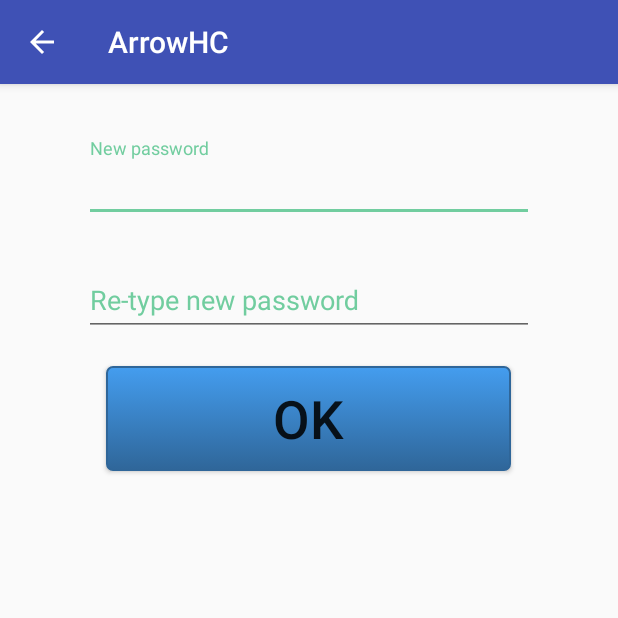
After one commit to TeamArrowAndroid1/arrowhcandroid, an Android app: the PatientPassword screen opened directly, with no data from a screen before it, on a phone screen of 412 x 824 dp, the top half of it. The commit adds this screen. Run offline under Robolectric (Android 15) with nearby library versions, the phone set to English and light mode, and no system bars; our stand-ins replace Volley; network calls fail.

Commit message:
Adding patient change password + go back arrow

```diff
--- a/arrowapp/src/main/java/com/arrow/arrowhc/AddTest.java
+++ b/arrowapp/src/main/java/com/arrow/arrowhc/AddTest.java
@@ -4,8 +4,6 @@ import android.content.Intent;
 import android.support.v7.app.ActionBar;
 import android.support.v7.app.AppCompatActivity;
 import android.os.Bundle;
-import android.support.v7.widget.Toolbar;
-import android.support.v7.widget.ToolbarWidgetWrapper;
 import android.view.View;
 import android.widget.Button;
 import android.widget.EditText;
@@ -18,8 +16,6 @@ import com.android.volley.Response;
 import com.android.volley.VolleyError;
 import com.android.volley.toolbox.StringRequest;
 import com.android.volley.toolbox.Volley;
-
-import org.w3c.dom.Text;
 
 import java.text.DateFormat;
 import java.util.Date;
--- /dev/null
+++ b/arrowapp/src/main/java/com/arrow/arrowhc/PatientPassword.java
@@ -0,0 +1,101 @@
+package com.arrow.arrowhc;
+
+import android.content.Intent;
+import android.support.v7.app.ActionBar;
+import android.support.v7.app.AppCompatActivity;
+import android.os.Bundle;
+import android.view.View;
+import android.widget.Button;
+import android.widget.EditText;
+import android.widget.TextView;
+import android.widget.Toast;
+
+import com.android.volley.Request;
+import com.android.volley.RequestQueue;
+import com.android.volley.Response;
+import com.android.volley.VolleyError;
+import com.android.volley.toolbox.StringRequest;
+import com.android.volley.toolbox.Volley;
+
+import java.util.HashMap;
+import java.util.Map;
+
+public class PatientPassword extends AppCompatActivity {
+
+    String id, name, username;
+
+    @Override
+    protected void onCreate(Bundle savedInstanceState) {
+        super.onCreate(savedInstanceState);
+        setContentView(R.layout.activity_patient_password);
+
+        ActionBar ab = getSupportActionBar();
+        ab.setDefaultDisplayHomeAsUpEnabled(true);
+
+        id=getIntent().getStringExtra("id");   //Patient id
+        username=getIntent().getStringExtra("username");
+        name=getIntent().getStringExtra("name");
+
+        TextView tvName = (TextView) findViewById(R.id.tvPatientName);
+        tvName.setText(name);
+
+        Button saveButton = (Button) findViewById(R.id.buttonPassword);
+        saveButton.setOnClickListener(new View.OnClickListener() {
+            @Override
+            public void onClick(View v) {
+
+                EditText etNewPasswd = (EditText) findViewById(R.id.etNewPassword);
+                EditText etRePasswd = (EditText) findViewById(R.id.etRePasswd);
+
+                final String sNewPasswd = etNewPasswd.getText().toString();
+                final String sRePasswd = etRePasswd.getText().toString();
+
+                if (sNewPasswd.equals(sRePasswd)) {
+
+                    RequestQueue mRequestQueue = Volley.newRequestQueue(getBaseContext());
+
+                    String url = "https://arrowhc.herokuapp.com/profile/"+id;
+
+                    StringRequest MyStringRequest = new StringRequest(Request.Method.PUT, url, new Response.Listener<String>() {
+                        @Override
+                        public void onResponse(String response) {
+
+                            //This code is executed if the server responds, whether or not the response contains data.
+                            //The String 'response' contains the server's response.
+                        }
+                    }, new Response.ErrorListener() { //Create an error listener to handle errors appropriately.
+                        @Override
+                        public void onErrorResponse(VolleyError error) {
+                            //This code is executed if there is an error.
+                        }
+                    }) {
+                        protected Map<String, String> getParams() {
+                            Map<String, String> MyData = new HashMap<String, String>();
+                            MyData.put("name",name); //Add the data you'd like to send to the server.
+                            MyData.put("password",sNewPasswd);
+
+                            return MyData;
+                        }
+                    };
+
+                    mRequestQueue.add(MyStringRequest);
+
+                    Toast.makeText(PatientPassword.this, "Your password has been changed", Toast.LENGTH_SHORT).show();
+
+                    Intent intent=new Intent(getBaseContext(),PatientView.class);
+                    intent.putExtra("id", id);
+                    intent.putExtra("username", username);
+                    intent.putExtra("name", name);
+                    startActivity(intent);
+
+                } else {
+
+                    Toast.makeText(PatientPassword.this, "The Re-Type Password is different than New Password", Toast.LENGTH_SHORT).show();
+
+                }
+
+            }
+        });
+
+    }
+}
--- a/arrowapp/src/main/res/layout/activity_add__patient.xml
+++ b/arrowapp/src/main/res/layout/activity_add__patient.xml
@@ -38,10 +38,8 @@
         android:layout_width="150dp"
         android:layout_height="wrap_content"
         android:layout_below="@+id/pname"
-
         android:layout_marginTop="15dp"
         android:id="@+id/dspinner"
-
         android:layout_alignEnd="@+id/pname"
         android:layout_alignStart="@+id/departs" />
 
--- /dev/null
+++ b/arrowapp/src/main/res/layout/activity_patient_password.xml
@@ -0,0 +1,70 @@
+<?xml version="1.0" encoding="utf-8"?>
+<RelativeLayout xmlns:android="http://schemas.android.com/apk/res/android"
+    xmlns:tools="http://schemas.android.com/tools"
+    android:id="@+id/activity_patient_password"
+    android:layout_width="match_parent"
+    android:layout_height="match_parent"
+    android:paddingBottom="@dimen/activity_vertical_margin"
+    android:paddingLeft="@dimen/activity_horizontal_margin"
+    android:paddingRight="@dimen/activity_horizontal_margin"
+    android:paddingTop="@dimen/activity_vertical_margin"
+    tools:context="com.arrow.arrowhc.PatientPassword">
+
+    <android.support.design.widget.TextInputLayout
+        android:layout_width="300dp"
+        android:layout_height="wrap_content"
+        android:id="@+id/etLayoutNewPasswd"
+        android:layout_centerHorizontal="true"
+        android:layout_marginTop="20dp"
+        android:textColorHint="@color/bg">
+
+        <EditText
+            android:layout_width="300dp"
+            android:layout_height="wrap_content"
+            android:id="@+id/etNewPassword"
+            android:textColor="@color/bg"
+            android:hint="New password"
+            android:inputType="textPassword" />
+
+    </android.support.design.widget.TextInputLayout>
+
+    <android.support.design.widget.TextInputLayout
+        android:layout_width="300dp"
+        android:layout_height="wrap_content"
+        android:id="@+id/etlayoutRePasswd"
+        android:layout_marginTop="20dp"
+        android:layout_below="@+id/etLayoutNewPasswd"
+        android:layout_centerHorizontal="true"
+        android:textColorHint="@color/bg"
+        >
+
+        <EditText
+            android:layout_width="300dp"
+            android:layout_height="wrap_content"
+            android:id="@+id/etRePasswd"
+            android:textColor="@color/bg"
+            android:hint="Re-type new password"
+            android:inputType="textPassword" />
+
+    </android.support.design.widget.TextInputLayout>
+
+    <Button
+        android:textSize="35dp"
+        android:text="OK"
+        android:layout_width="270dp"
+        android:layout_height="70dp"
+        android:id="@+id/buttonPassword"
+        android:layout_centerHorizontal="true"
+        android:layout_below="@+id/etlayoutRePasswd"
+        android:layout_marginTop="20dp"
+        android:background="@drawable/search_b"/>
+
+    <TextView
+        android:text="Patient"
+        android:layout_width="wrap_content"
+        android:layout_height="wrap_content"
+        android:id="@+id/tvPatientName"
+        android:layout_alignParentTop="true"
+        android:layout_centerHorizontal="true" />
+
+</RelativeLayout>
```
Also changed, not shown: arrowapp/src/main/AndroidManifest.xml (+11 -3 lines), arrowapp/src/main/java/com/arrow/arrowhc/AddPatient.java (+45 -13 lines), arrowapp/src/main/java/com/arrow/arrowhc/PatientView.java (+50 -13 lines), arrowapp/src/main/java/com/arrow/arrowhc/StaffActivity.java (+4 -3 lines).
